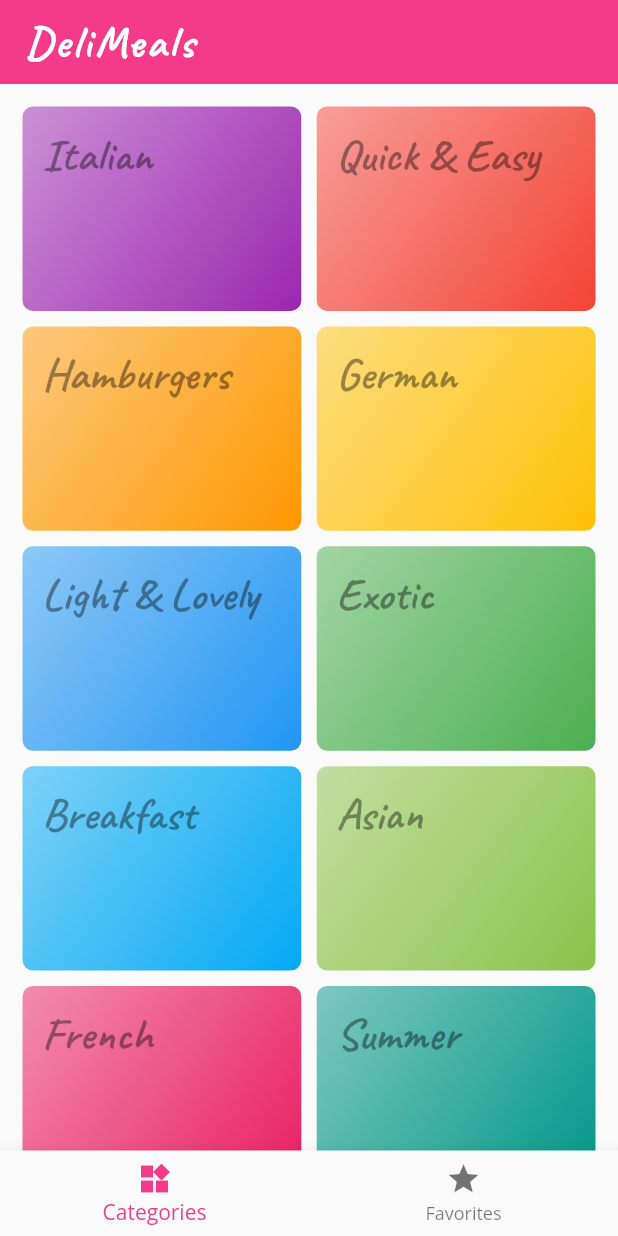
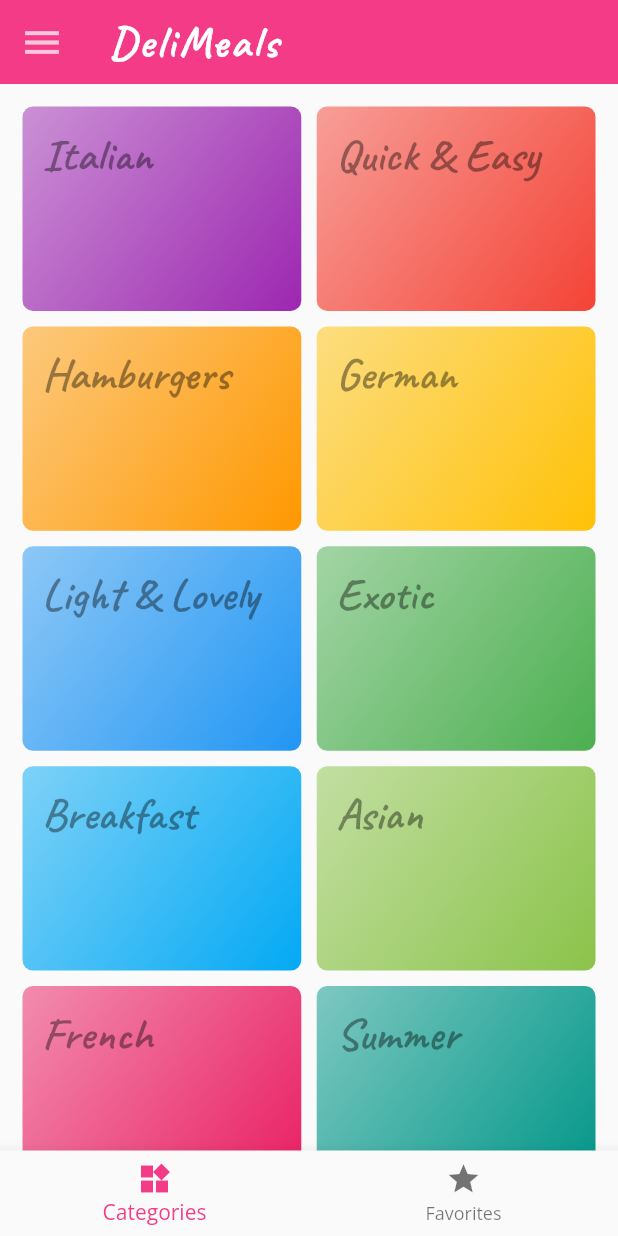
Before and after one commit to s4nk37/delimeals, a Flutter app: the screen it shows after launch, on a phone screen of 412 x 824 dp. Run offline on Flutter 3.47's test engine with Material 2 defaults, Android fonts, the phone set to English and light mode, and no system bars.

Commit message:
Add drawer with frosted glass effect.

```diff
--- a/lib/main.dart
+++ b/lib/main.dart
@@ -14,6 +14,7 @@ class MyApp extends StatelessWidget {
       debugShowCheckedModeBanner: false,
       title: 'DeliMeals',
       theme: ThemeData(
+        useMaterial3: false,
         textTheme: const TextTheme(
           bodyLarge: TextStyle(fontSize: 24.0),
           bodyMedium: TextStyle(fontSize: 14.0),
--- a/lib/screens/tabs_screen.dart
+++ b/lib/screens/tabs_screen.dart
@@ -1,3 +1,4 @@
+import 'dart:ui';
 import 'package:flutter/material.dart';
 import 'favorites_screen.dart';
 import 'categories_screen.dart';
@@ -10,7 +11,10 @@ class TabsScreen extends StatefulWidget {
 }
 
 class _TabsScreenState extends State<TabsScreen> {
-  final List<Widget> _pages = const [CategoriesScreen(), FavoritesScreen()];
+  final List<Map<String, Object>> _pages = const [
+    {'page': CategoriesScreen(), 'title': 'DeliMeals'},
+    {'page': FavoritesScreen(), 'title': 'Your favorites'}
+  ];
 
   int _selectedPageIndex = 0;
 
@@ -23,11 +27,62 @@ class _TabsScreenState extends State<TabsScreen> {
   @override
   Widget build(BuildContext context) {
     return Scaffold(
+      drawerScrimColor: Colors.transparent,
       appBar: AppBar(
-        title: const Text("DeliMeals"),
+        title: Text(_pages[_selectedPageIndex]['title'] as String),
         elevation: 0.0,
+        leading: Builder(
+          builder: (BuildContext context) {
+            return IconButton(
+              icon: const Icon(
+                Icons.menu_sharp,
+                size: 30,
+                color: Colors.white70,
+              ),
+              onPressed: () {
+                Scaffold.of(context).openDrawer();
+              },
+              // tooltip: MaterialLocalizations.of(context).openAppDrawerTooltip,
+            );
+          },
+        ),
       ),
-      body: _pages[_selectedPageIndex],
+      drawer: Drawer(
+        backgroundColor: Colors.grey.shade100.withOpacity(0.2),
+        elevation: 0.0,
+        width: MediaQuery.of(context).size.width / 3,
+        child: SafeArea(
+          child: ClipRRect(
+            child: BackdropFilter(
+              filter: ImageFilter.blur(sigmaY: 15, sigmaX: 15),
+              child: Container(
+                margin: const EdgeInsets.only(top: 100.0),
+                child: Column(
+                  mainAxisAlignment: MainAxisAlignment.start,
+                  children: const [
+                    Text(
+                      'Home',
+                      style: TextStyle(fontSize: 30, color: Colors.white70),
+                    ),
+                    SizedBox(
+                      height: 10,
+                    ),
+                    Divider(),
+                    SizedBox(
+                      height: 10,
+                    ),
+                    Text(
+                      'Settings',
+                      style: TextStyle(fontSize: 30, color: Colors.white70),
+                    ),
+                  ],
+                ),
+              ),
+            ),
+          ),
+        ),
+      ),
+      body: _pages[_selectedPageIndex]['page'] as Widget,
       bottomNavigationBar: BottomNavigationBar(
         onTap: _selectPage,
         currentIndex: _selectedPageIndex,
```
